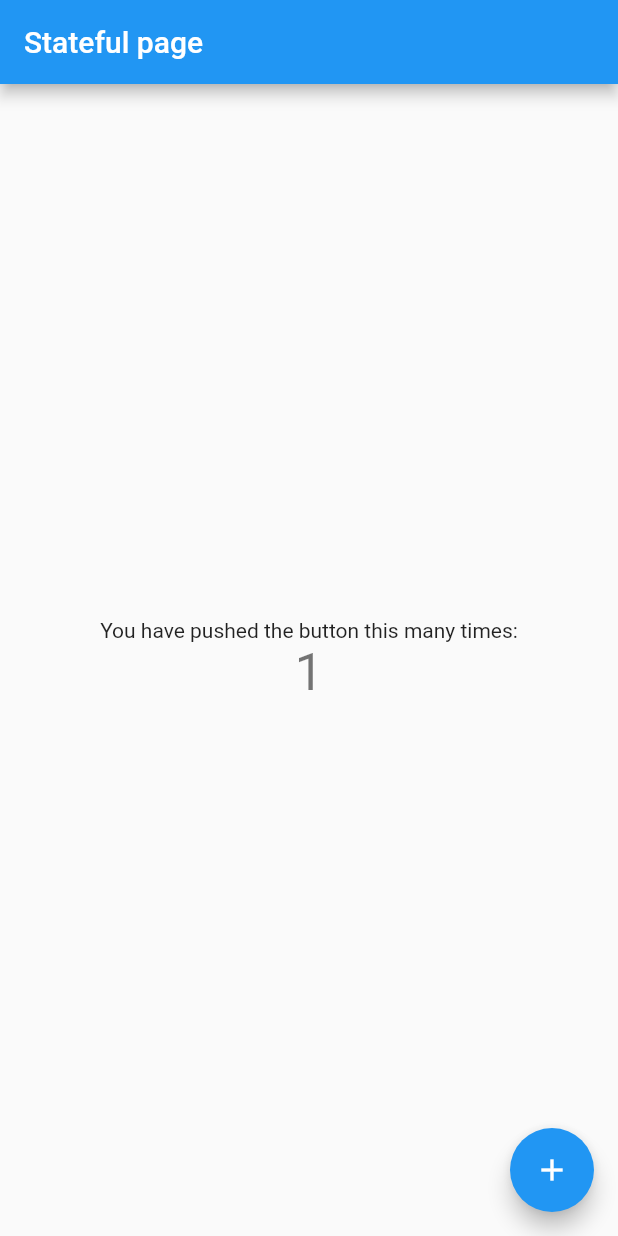
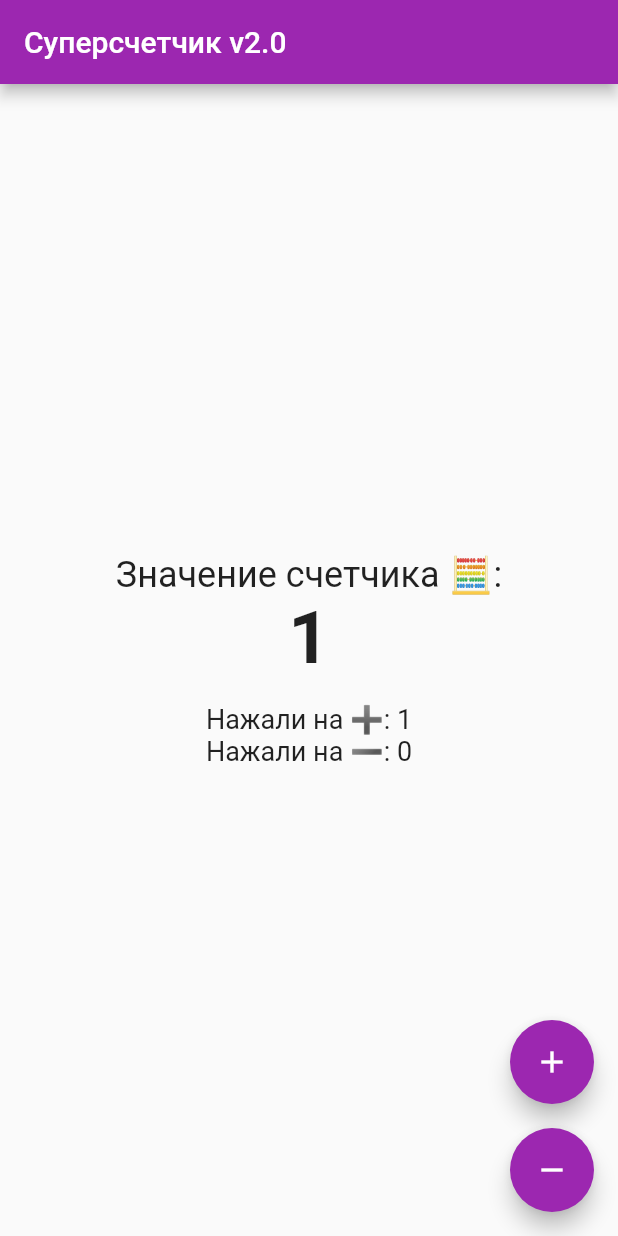
Before and after one commit to khlebobul/surf-flutter, a Flutter app: the screen it shows after launch, after a tap on the "add" icon, on a phone screen of 412 x 824 dp. Run offline on Flutter 3.47's test engine with Material 2 defaults, Android fonts, the phone set to English and light mode, and no system bars.

Commit message:
Solved flutter task-1

```diff
--- a/flutter-task-1/lib/main.dart
+++ b/flutter-task-1/lib/main.dart
@@ -10,11 +10,12 @@ class SurfApp extends StatelessWidget {
   @override
   Widget build(BuildContext context) {
     return MaterialApp(
-      title: 'Flutter Demo',
+      title: 'Counter app v2.0',
       theme: ThemeData(
-        primarySwatch: Colors.blue,
+        primarySwatch: Colors.purple,
       ),
       home: HomePageStateful(title: 'Stateful page'),
+      debugShowCheckedModeBanner: false,
     );
   }
 }
@@ -30,39 +31,68 @@ class HomePageStateful extends StatefulWidget {
 
 class _HomePageStatefulState extends State<HomePageStateful> {
   int _counter = 0;
+  int _incrementCount = 0;
+  int _decrementCount = 0;
 
   void _incrementCounter() {
-    print('new value: $_counter');
     setState(() {
-      _counter += 1;
+      _counter++;
+      _incrementCount++;
     });
+  }
+
+  void _decrementCounter() {
+    if (_counter > 0) {
+      setState(() {
+        _counter--;
+        _decrementCount++;
+      });
+    }
   }
 
   @override
   Widget build(BuildContext context) {
-    print('build() method called');
     return Scaffold(
       appBar: AppBar(
-        title: Text(widget.title),
+        title: Text('Суперсчетчик v2.0'),
       ),
       body: Center(
         child: Column(
           mainAxisAlignment: MainAxisAlignment.center,
           children: <Widget>[
-            const Text(
-              'You have pushed the button this many times:',
+            Text(
+              'Значение счетчика 🧮:',
+              style: TextStyle(fontSize: 24),
             ),
             Text(
               '$_counter',
-              style: Theme.of(context).textTheme.headline4,
+              style: TextStyle(fontSize: 48, fontWeight: FontWeight.bold),
+            ),
+            SizedBox(height: 16),
+            Text(
+              'Нажали на ➕: $_incrementCount',
+              style: TextStyle(fontSize: 18),
+            ),
+            Text(
+              'Нажали на ➖: $_decrementCount',
+              style: TextStyle(fontSize: 18),
             ),
           ],
         ),
       ),
-      floatingActionButton: FloatingActionButton(
-        onPressed: _incrementCounter,
-        tooltip: 'Increment',
-        child: const Icon(Icons.add),
+      floatingActionButton: Column(
+        mainAxisAlignment: MainAxisAlignment.end,
+        children: [
+          FloatingActionButton(
+            onPressed: _incrementCounter,
+            child: Icon(Icons.add),
+          ),
+          SizedBox(height: 16),
+          FloatingActionButton(
+            onPressed: _decrementCounter,
+            child: Icon(Icons.remove),
+          ),
+        ],
       ),
     );
   }
```
Also changed, not shown: 2 other files.
